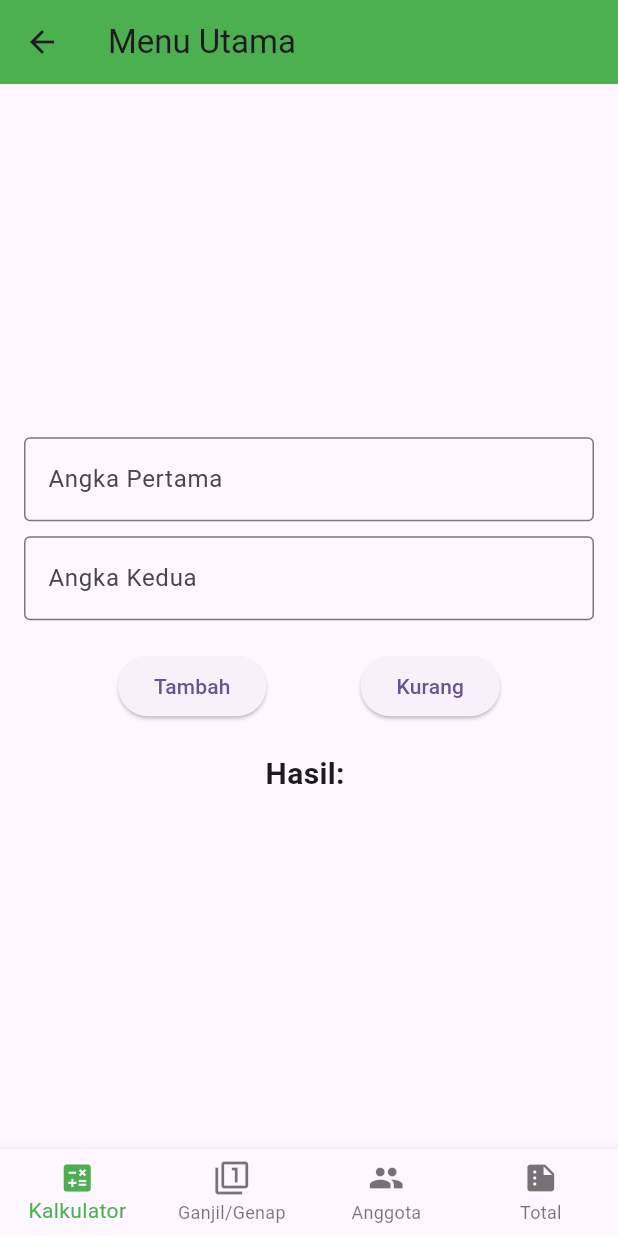
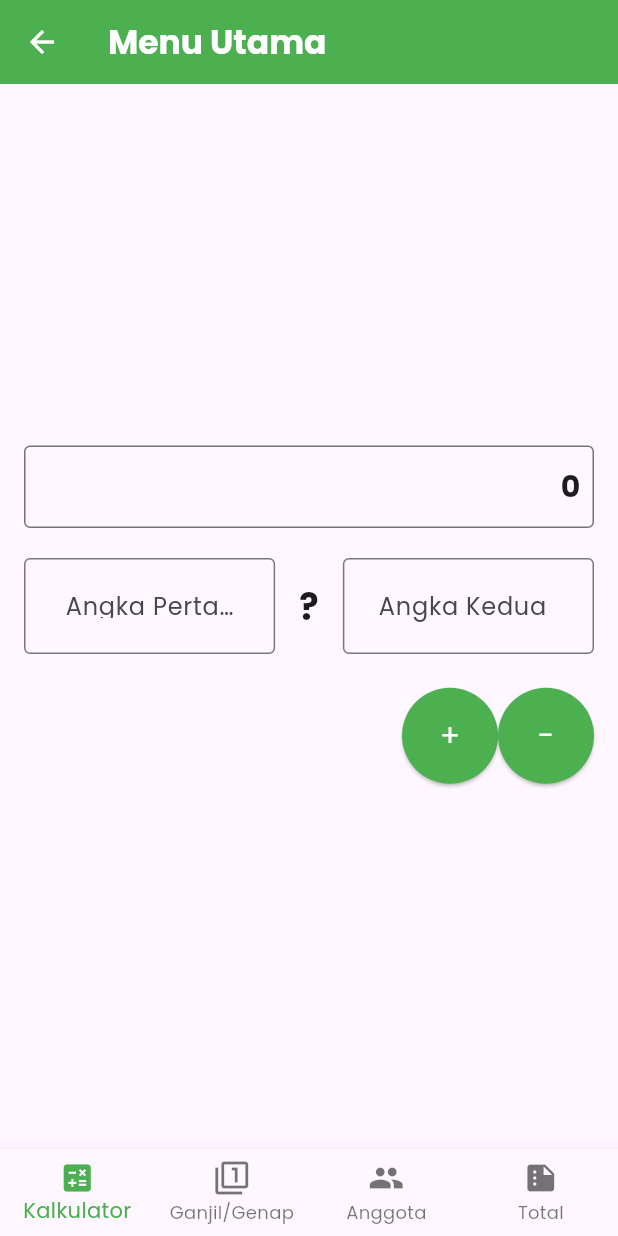
Before and after one commit to uchihamadara37/Mancing_Sikk_App, a Flutter app: the MenuPage screen opened directly, on a phone screen of 412 x 824 dp. Run offline on Flutter 3.47's test engine with Material 3 defaults, Android fonts, the light colour scheme and no system bars.

Commit message:
masukin nama, interface kalkulator, edit theme font family

```diff
--- a/lib/main.dart
+++ b/lib/main.dart
@@ -24,6 +24,7 @@ class MyApp extends StatelessWidget {
       theme: ThemeData(
         colorScheme: ColorScheme.fromSeed(seedColor: Colors.deepPurple),
         useMaterial3: true,
+        fontFamily: 'Poppins'
       ),
       home: const FirstPage(),
     );
--- a/lib/page/menu_page.dart
+++ b/lib/page/menu_page.dart
@@ -26,7 +26,19 @@ class _MenuPageState extends State<MenuPage> {
   @override
   Widget build(BuildContext context) {
     return Scaffold(
-      appBar: AppBar(title: Text("Menu Utama"), backgroundColor: Colors.green),
+      appBar: AppBar(
+          title: Text(
+            "Menu Utama",
+            style: TextStyle(
+                fontWeight: FontWeight.bold,
+                color: Colors.white
+            ),
+          ),
+          backgroundColor: Colors.green,
+          iconTheme: IconThemeData(
+            color: Colors.white, // Changes the color of the back arrow
+          ),
+      ),
       body: IndexedStack(
         index: _selectedIndex,
         children: _pages,
@@ -60,7 +72,37 @@ class CalculatorPage extends StatefulWidget {
 class _CalculatorPageState extends State<CalculatorPage> {
   final TextEditingController num1Controller = TextEditingController();
   final TextEditingController num2Controller = TextEditingController();
-  String _result = "Hasil: ";
+  String _result = "0";
+  String _operator = "?";
+
+  @override
+  void initState() {
+    super.initState();
+    num1Controller.addListener(_updateResult);
+    num2Controller.addListener(_updateResult);
+  }
+
+  @override
+  void dispose() {
+    num1Controller.dispose();
+    num2Controller.dispose();
+    super.dispose();
+  }
+
+  void _updateResult() {
+    if (_operator != "?") {
+      double num1 = double.tryParse(num1Controller.text) ?? 0;
+      double num2 = double.tryParse(num2Controller.text) ?? 0;
+      double result = _operator == "+" ? num1 + num2 : num1 - num2;
+      setState(() {
+        _result = "$result";
+      });
+    } else {
+      setState(() {
+        _result = "0";
+      });
+    }
+  }
 
   void _calculate(bool isAddition) {
     double num1 = double.tryParse(num1Controller.text) ?? 0;
@@ -68,8 +110,10 @@ class _CalculatorPageState extends State<CalculatorPage> {
     double result = isAddition ? num1 + num2 : num1 - num2;
 
     setState(() {
-      _result = "Hasil: $result";
+      _operator = isAddition ? "+" : "-";
+      _result = "$result";
     });
+    _updateResult();
   }
 
   @override
@@ -79,41 +123,86 @@ class _CalculatorPageState extends State<CalculatorPage> {
       child: Column(
         mainAxisAlignment: MainAxisAlignment.center,
         children: [
-          TextField(
-            controller: num1Controller,
-            keyboardType: TextInputType.number,
-            decoration: InputDecoration(
-              labelText: "Angka Pertama",
-              border: OutlineInputBorder(),
+          Container(
+            decoration: BoxDecoration(
+              border: Border.all(
+                color: Colors.black54,
+                width: 1.0
+              ),
+              borderRadius: BorderRadius.circular(4),
             ),
-          ),
-          SizedBox(height: 10),
-          TextField(
-            controller: num2Controller,
-            keyboardType: TextInputType.number,
-            decoration: InputDecoration(
-              labelText: "Angka Kedua",
-              border: OutlineInputBorder(),
+            padding: EdgeInsets.symmetric(vertical: 12.0, horizontal: 8.0),
+            child: Align(
+              alignment: Alignment.centerRight,
+              child: Text(
+                _result,
+                style: TextStyle(fontSize: 20, fontWeight: FontWeight.bold),
+              ),
             ),
           ),
           SizedBox(height: 20),
           Row(
-            mainAxisAlignment: MainAxisAlignment.spaceEvenly,
             children: [
-              ElevatedButton(
-                onPressed: () => _calculate(true),
-                child: Text("Tambah"),
+              Expanded(
+                child: TextField(
+                  controller: num1Controller,
+                  keyboardType: TextInputType.number,
+                  textAlignVertical: TextAlignVertical.center,
+                  textAlign: TextAlign.center,
+                  decoration: InputDecoration(
+                    labelText: "Angka Pertama",
+                    border: OutlineInputBorder(),
+                    contentPadding: EdgeInsets.symmetric(vertical: 20.0, horizontal: 20.0),
+                  ),
+                ),
               ),
-              ElevatedButton(
-                onPressed: () => _calculate(false),
-                child: Text("Kurang"),
+              Padding(
+                padding: const EdgeInsets.symmetric(horizontal: 16.0),
+                child: Text(
+                  _operator,
+                  style: TextStyle(fontSize: 24, fontWeight: FontWeight.bold),
+                ),
+              ),
+              Expanded(
+                child: TextField(
+                  controller: num2Controller,
+                  keyboardType: TextInputType.number,
+                  textAlignVertical: TextAlignVertical.center,
+                  textAlign: TextAlign.center,
+                  decoration: InputDecoration(
+                    labelText: "Angka Kedua",
+                    border: OutlineInputBorder(),
+                    contentPadding: EdgeInsets.symmetric(vertical: 20.0, horizontal: 20.0),
+                  ),
+                ),
               ),
             ],
           ),
           SizedBox(height: 20),
-          Text(
-            _result,
-            style: TextStyle(fontSize: 20, fontWeight: FontWeight.bold),
+          Row(
+            mainAxisAlignment: MainAxisAlignment.end,
+            children: [
+              ElevatedButton(
+                onPressed: () => _calculate(true),
+                style: ElevatedButton.styleFrom(
+                  shape: CircleBorder(),
+                  padding: EdgeInsets.all(20),
+                  backgroundColor: Colors.green, // <-- Button color
+                  foregroundColor: Colors.white, // <-- Splash color
+                ),
+                child: Text("+", style: TextStyle(fontSize: 20)),
+              ),
+              ElevatedButton(
+                onPressed: () => _calculate(false),
+                style: ElevatedButton.styleFrom(
+                  shape: CircleBorder(),
+                  padding: EdgeInsets.all(20),
+                  backgroundColor: Colors.green, // <-- Button color
+                  foregroundColor: Colors.white, // <-- Splash color
+                ),
+                child: Text("-", style: TextStyle(fontSize: 20)),
+              ),
+            ],
           ),
         ],
       ),
@@ -200,6 +289,11 @@ class TeamMembersPage extends StatelessWidget {
           MemberCard(
             name: "Panji Arif Jafarudin",
             nim: "123220091",
+          ),
+          SizedBox(height: 10),
+          MemberCard(
+            name: "Muhammad Islakha",
+            nim: "123210096",
           ),
         ],
       ),
```
